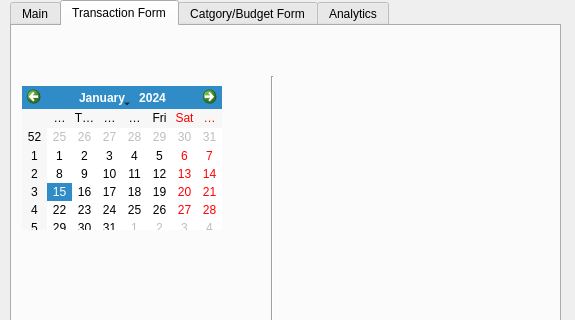
LeoPaquette/ExpenseTracker, file src/GUI.ui: the form before one commit; both pictures show x 0 to 575 and y 0 to 320 of the 575 by 548 pixel window.
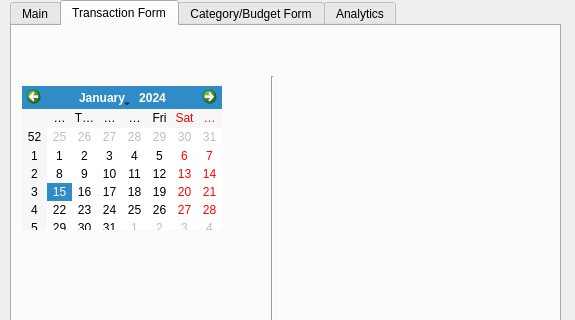
The form after the commit. Icons and pictures are not drawn.

Commit message: feat: added qt gui setup and moved console tester to its own executable /tests/ValidatorTester.cpp

What changed in the file:
```diff
--- a/src/GUI.ui
+++ b/src/GUI.ui
@@ -136,7 +136,7 @@
    </widget>
    <widget class="QWidget" name="tab_CategoryBudgetForm">
     <attribute name="title">
-     <string>Catgory/Budget Form</string>
+     <string>Category/Budget Form</string>
     </attribute>
    </widget>
    <widget class="QWidget" name="tab_Analytics">
```
Left out of the diff: 28 changed lines with no effect on the pictures. The commit also changes 5 other files.
